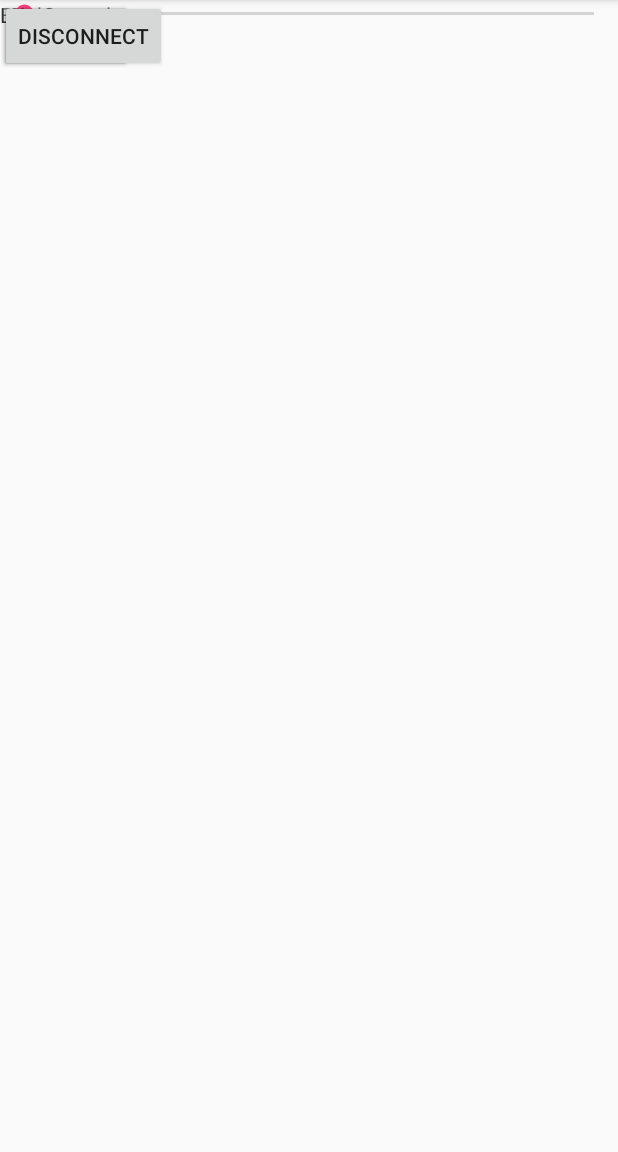
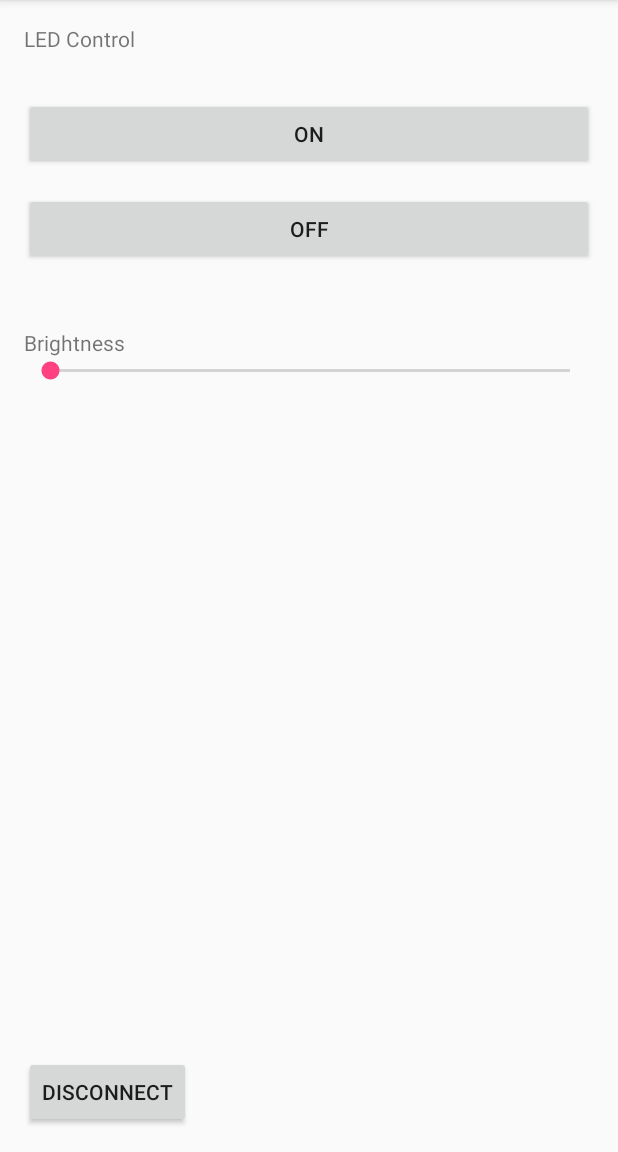
Before and after one commit to moalhayek/PerfectPump, an Android app: the ledControl screen opened directly, with no data from a screen before it, on a phone screen of 412 x 824 dp, the part 84-1236 px from its top. Run offline under Robolectric (Android 15) with nearby library versions, the light colour scheme and no system bars; 3 statements that could not run were skipped.

Commit message:
some updates

```diff
--- a/app/src/main/java/com/capstone/perfectpump/MainActivity.java
+++ b/app/src/main/java/com/capstone/perfectpump/MainActivity.java
@@ -18,8 +18,8 @@ import android.bluetooth.BluetoothDevice;
 
 public class MainActivity extends AppCompatActivity {
 
-    Button btnPaired = (Button)findViewById(R.id.button);
-    ListView devicelist = (ListView)findViewById(R.id.listView);
+    Button btnPaired;
+    ListView devicelist;
 
     private BluetoothAdapter myBluetooth = null;
     private Set<BluetoothDevice> pairedDevices;
@@ -31,6 +31,9 @@ public class MainActivity extends AppCompatActivity {
     protected void onCreate(Bundle savedInstanceState) {
         super.onCreate(savedInstanceState);
         setContentView(R.layout.activity_main);
+
+        btnPaired = (Button)findViewById(R.id.button);
+        devicelist = (ListView)findViewById(R.id.listView);
 
         myBluetooth = BluetoothAdapter.getDefaultAdapter();
 
@@ -72,7 +75,7 @@ public class MainActivity extends AppCompatActivity {
             Toast.makeText(getApplicationContext(), "No Paired Bluetooth Devices Found.", Toast.LENGTH_LONG).show();
         }
 
-        ArrayAdapter<String> adapter = new ArrayAdapter<>(this, android.R.layout.simple_list_item_1, list);
+        final ArrayAdapter adapter = new ArrayAdapter(this, android.R.layout.simple_list_item_1, list);
 
         devicelist.setAdapter(adapter);
         devicelist.setOnItemClickListener(myListClickListener); // method called when the item is clicked from the list
--- a/app/src/main/java/com/capstone/perfectpump/ledControl.java
+++ b/app/src/main/java/com/capstone/perfectpump/ledControl.java
@@ -5,6 +5,7 @@ import android.os.Bundle;
 
 import android.bluetooth.BluetoothSocket;
 import android.content.Intent;
+import android.util.Log;
 import android.view.View;
 import android.widget.Button;
 import android.widget.SeekBar;
@@ -48,9 +49,12 @@ public class ledControl extends AppCompatActivity {
         brightness = (SeekBar)findViewById(R.id.seekBar);
         lumn = (TextView)findViewById(R.id.lumn);
 
+        new ConnectBT().execute();
+
         btnOn.setOnClickListener(new View.OnClickListener(){
             @Override
             public void onClick(View v){
+                Log.d("LISTENER", "turn on led button pressed");
                 turnOnLed();    //method to turn on
             }
 
@@ -126,11 +130,14 @@ public class ledControl extends AppCompatActivity {
 
     private void turnOnLed()
     {
+        Log.d("BUTTON", "turn on led button pressed");
         if (btSocket!=null)
         {
+            Log.d("IF", "in the if statement");
             try
             {
                 btSocket.getOutputStream().write("TO".toString().getBytes());
+                Log.d("BT", "sent to output stream");
             }
             catch (IOException e)
             {
--- a/app/src/main/res/layout/activity_led_control.xml
+++ b/app/src/main/res/layout/activity_led_control.xml
@@ -1,62 +1,88 @@
 <?xml version="1.0" encoding="utf-8"?>
-<android.support.constraint.ConstraintLayout xmlns:android="http://schemas.android.com/apk/res/android"
-    xmlns:app="http://schemas.android.com/apk/res-auto"
+<RelativeLayout xmlns:android="http://schemas.android.com/apk/res/android"
     xmlns:tools="http://schemas.android.com/tools"
     android:layout_width="match_parent"
     android:layout_height="match_parent"
+    android:paddingLeft="16dp"
+    android:paddingRight="16dp"
+    android:paddingTop="16dp"
+    android:paddingBottom="16dp"
     tools:context="com.capstone.perfectpump.ledControl">
+
+    <TextView
+        android:id="@+id/ledControl"
+        android:layout_width="wrap_content"
+        android:layout_height="wrap_content"
+        android:text="LED Control"
+        android:layout_alignParentTop="true"
+        android:layout_alignParentLeft="true"
+        android:layout_alignParentStart="true" />
 
     <Button
         android:id="@+id/turnOn"
         android:layout_width="wrap_content"
         android:layout_height="wrap_content"
         android:text="On"
-        tools:layout_editor_absoluteX="148dp"
-        tools:layout_editor_absoluteY="104dp" />
+        android:layout_marginTop="30dp"
+        android:layout_below="@+id/ledControl"
+        android:layout_alignParentLeft="true"
+        android:layout_alignParentStart="true"
+        android:layout_alignRight="@+id/seekBar"
+        android:layout_alignEnd="@+id/seekBar" />
 
     <Button
         android:id="@+id/turnOff"
         android:layout_width="wrap_content"
         android:layout_height="wrap_content"
         android:text="Off"
-        tools:layout_editor_absoluteX="148dp"
-        tools:layout_editor_absoluteY="200dp" />
+        android:layout_marginTop="15dp"
+        android:layout_below="@+id/turnOn"
+        android:layout_alignParentLeft="true"
+        android:layout_alignParentStart="true"
+        android:layout_alignRight="@+id/turnOn"
+        android:layout_alignEnd="@+id/turnOn"  />
 
     <Button
         android:id="@+id/disconnect"
         android:layout_width="wrap_content"
         android:layout_height="wrap_content"
         android:text="Disconnect"
-        tools:layout_editor_absoluteX="137dp"
-        tools:layout_editor_absoluteY="299dp" />
-
-    <TextView
-        android:id="@+id/ledControl"
-        android:layout_width="wrap_content"
-        android:layout_height="wrap_content"
-        android:text="LED Control"
-        tools:layout_editor_absoluteX="16dp"
-        tools:layout_editor_absoluteY="16dp" />
+        android:layout_alignParentBottom="true"
+        android:layout_alignParentLeft="true"
+        android:layout_alignParentStart="true" />
 
     <SeekBar
         android:id="@+id/seekBar"
-        android:layout_width="fill_parent"
+        android:layout_width="wrap_content"
         android:layout_height="wrap_content"
-        tools:layout_editor_absoluteX="170dp"
-        tools:layout_editor_absoluteY="407dp" />
+        android:max="255"
+        android:progress="1"
+        android:indeterminate="false"
+        android:layout_below="@+id/brightness"
+        android:layout_alignParentLeft="true"
+        android:layout_alignParentStart="true"
+        android:layout_alignParentRight="true"
+        android:layout_alignParentEnd="true" />
 
     <TextView
         android:id="@+id/brightness"
         android:layout_width="wrap_content"
         android:layout_height="wrap_content"
         android:text="Brightness"
-        tools:layout_editor_absoluteX="16dp"
-        tools:layout_editor_absoluteY="370dp" />
+        android:layout_marginTop="42dp"
+        android:layout_below="@+id/turnOff"
+        android:layout_alignParentLeft="true"
+        android:layout_alignParentStart="true"  />
 
     <TextView
         android:id="@+id/lumn"
         android:layout_width="wrap_content"
         android:layout_height="wrap_content"
-        tools:layout_editor_absoluteX="16dp"
-        tools:layout_editor_absoluteY="437dp" />
-</android.support.constraint.ConstraintLayout>
+        android:layout_alignTop="@+id/brightness"
+        android:layout_toRightOf="@+id/disconnect"
+        android:layout_marginLeft="6dp"
+        android:layout_marginStart="6dp"
+        android:layout_alignParentRight="true"
+        android:layout_alignParentEnd="true"
+        android:layout_above="@+id/seekBar" />
+</RelativeLayout>
--- a/app/src/main/res/layout/activity_main.xml
+++ b/app/src/main/res/layout/activity_main.xml
@@ -12,16 +12,19 @@
         android:layout_height="wrap_content"
         android:text="Paired Devices"
         android:layout_alignParentTop="true"
-        android:layout_centerHorizontal="true"/>
+        android:layout_alignParentLeft="true"
+        android:layout_alignParentStart="true"/>
 
     <Button
         android:id="@+id/button"
         android:layout_width="wrap_content"
         android:layout_height="wrap_content"
-        android:layout_below="@+id/textView"
-        android:layout_centerHorizontal="true"
-        android:layout_marginTop="10dp"
-        android:text="Bluetooth" />
+        android:text="Paired Devices"
+        android:layout_alignParentBottom="true"
+        android:layout_alignParentLeft="true"
+        android:layout_alignParentStart="true"
+        android:layout_alignParentRight="true"
+        android:layout_alignParentEnd="true" />
 
     <ListView
         android:layout_width="wrap_content"
```
Also changed, not shown: 4 other files.
